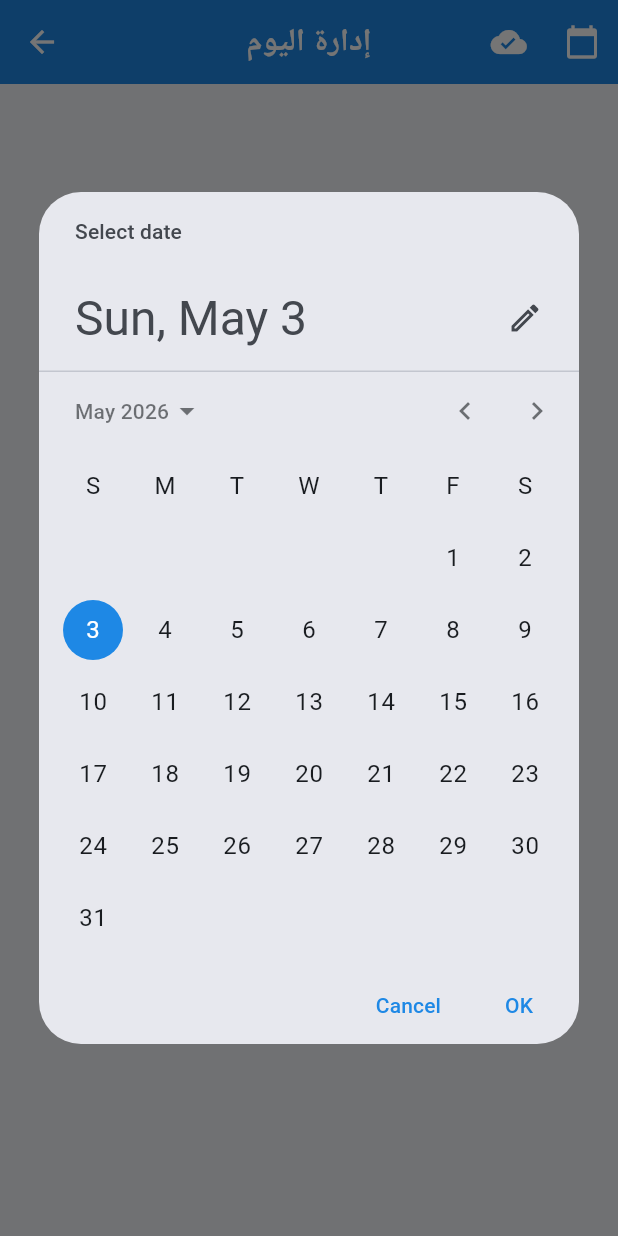
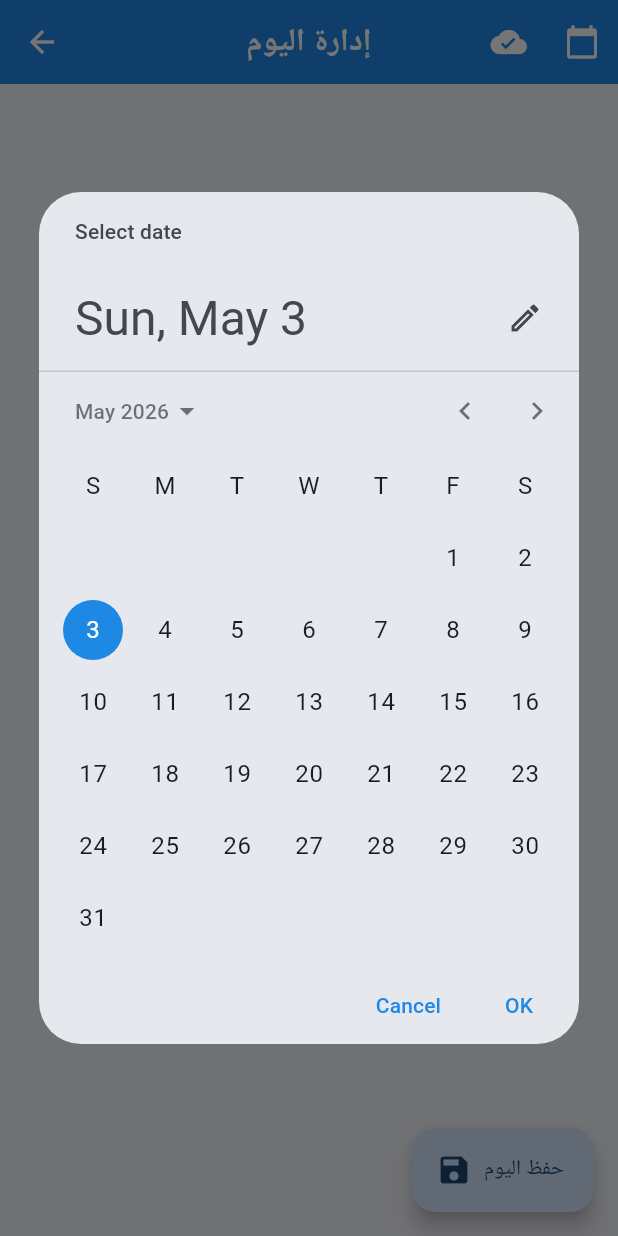
Before and after one commit to abdelrahmanAli845/glasswo, a Flutter app: the DailyScreen screen opened directly, after a tap on the "calendar today" icon, on a phone screen of 412 x 824 dp. Run offline on Flutter 3.47's test engine with Material 3 defaults, Android fonts, the phone set to English and light mode, and no system bars; our stand-ins replace cloud_firestore, firebase_core, flutter_screenutil, shared_preferences; accounts and stored records are empty.

Commit message:
feat: restore حفظ اليوم save button as FloatingActionButton
Co-Authored-By: Claude Sonnet 4.6 <noreply@anthropic.com>

```diff
--- a/lib/screens/dailyScreen/daily_screen.dart
+++ b/lib/screens/dailyScreen/daily_screen.dart
@@ -78,6 +78,18 @@ class _DailyScreenState extends State<DailyScreen> {
         r.id.isNotEmpty;
   }
 
+  Future<void> _saveNow() async {
+    _saveDebounce?.cancel();
+    setState(() => isSyncing = true);
+    for (var r in records.values) {
+      if (!_shouldSave(r)) continue;
+      try {
+        await _service.save(r);
+      } catch (_) {}
+    }
+    if (mounted) setState(() => isSyncing = false);
+  }
+
   void _autoSave() {
     setState(() => isSyncing = true);
     _saveDebounce?.cancel();
@@ -146,6 +158,17 @@ class _DailyScreenState extends State<DailyScreen> {
           ),
         ],
       ),
+      floatingActionButton: FloatingActionButton.extended(
+        onPressed: isSyncing ? null : _saveNow,
+        icon: isSyncing
+            ? SizedBox(
+                width: 20.w,
+                height: 20.w,
+                child: const CircularProgressIndicator(color: Colors.white, strokeWidth: 2),
+              )
+            : const Icon(Icons.save),
+        label: Text(isSyncing ? "جاري الحفظ..." : "حفظ اليوم"),
+      ),
       body: ListView(
         children: [
           ...workers.map((w) {
```
